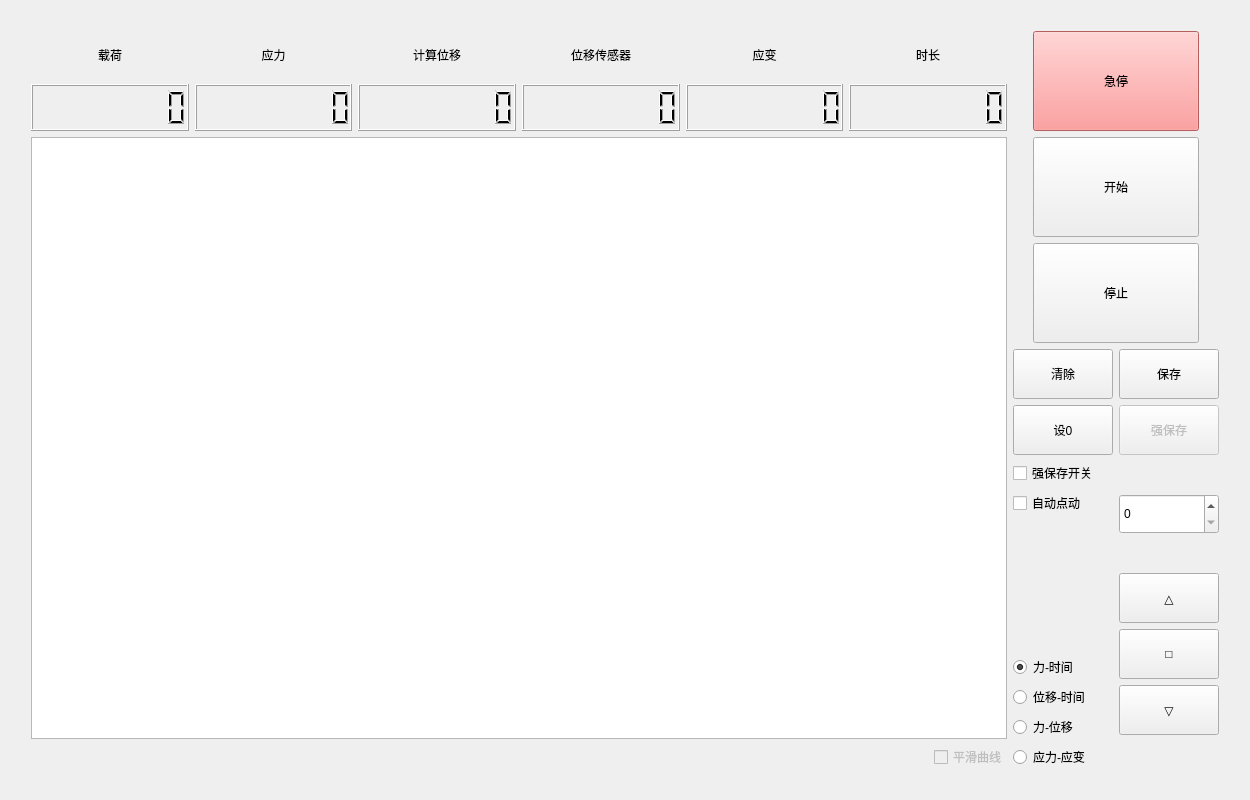
Old version of the form testwidget.ui in the repository Mr-tang0/TCP-basedmaterial-tensile-testing-machine-control-system.
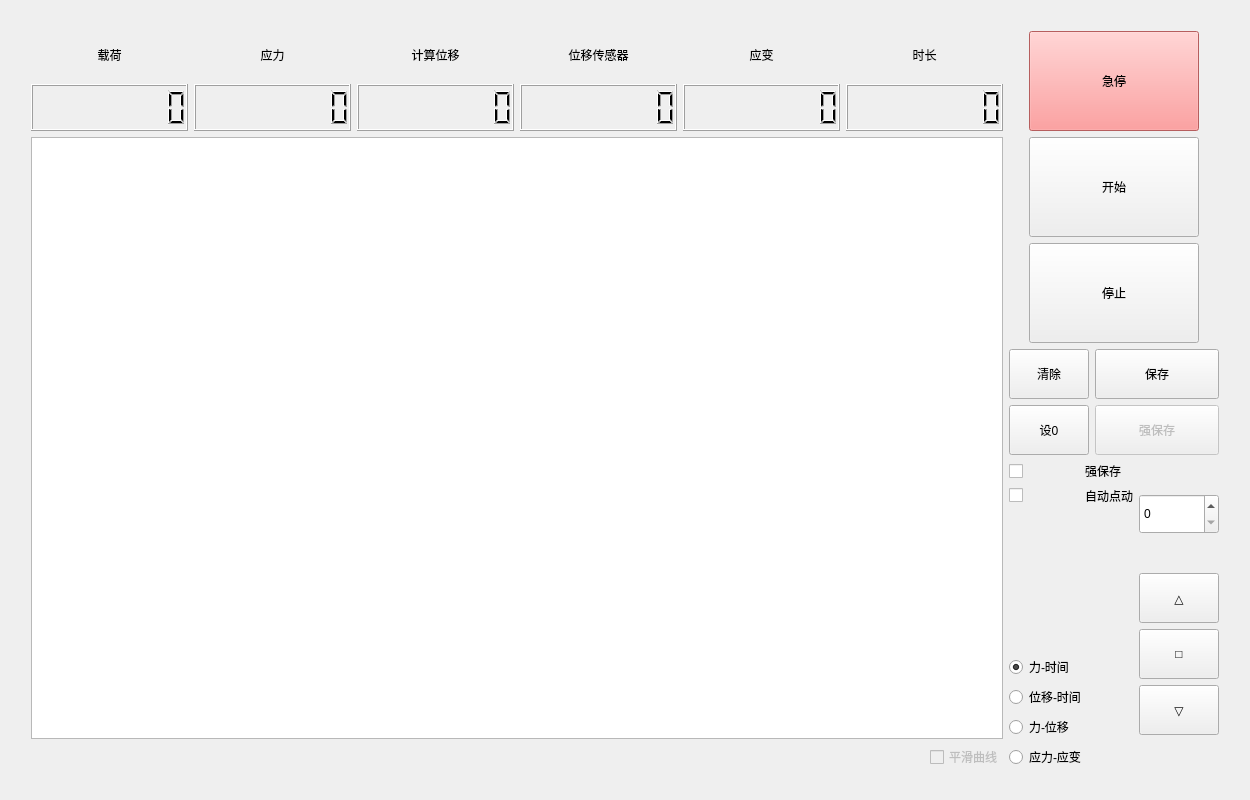
New version of the form. Custom widgets are drawn as their Qt base class.

Diff of the .ui file:
```diff
--- a/testwidget.ui
+++ b/testwidget.ui
@@ -50,7 +50,7 @@
     </spacer>
    </item>
    <item row="1" column="1">
-    <layout class="QHBoxLayout" name="horizontalLayout_4" stretch="12,2">
+    <layout class="QHBoxLayout" name="horizontalLayout_4" stretch="18,1">
      <item>
       <layout class="QVBoxLayout" name="verticalLayout_12" stretch="2,12,0">
        <item>
@@ -74,11 +74,14 @@
              </item>
              <item>
               <widget class="myLcdNumber" name="load">
+               <property name="minimumSize">
+                <size>
+                 <width>140</width>
+                 <height>0</height>
+                </size>
+               </property>
                <property name="styleSheet">
-                <string notr="true">QLabel{
-	background-color: rgb(255, 0, 0);
-color: rgb(255, 0, 4);
-}
+                <string notr="true">font: 20pt &quot;Microsoft YaHei UI&quot;;
 </string>
                </property>
                <property name="digitCount">
@@ -105,6 +108,12 @@
              </item>
              <item>
               <widget class="myLcdNumber" name="stress">
+               <property name="minimumSize">
+                <size>
+                 <width>140</width>
+                 <height>0</height>
+                </size>
+               </property>
                <property name="digitCount">
                 <number>8</number>
                </property>
@@ -129,6 +138,12 @@
              </item>
              <item>
               <widget class="myLcdNumber" name="displacement">
+               <property name="minimumSize">
+                <size>
+                 <width>140</width>
+                 <height>0</height>
+                </size>
+               </property>
                <property name="digitCount">
                 <number>8</number>
                </property>
@@ -153,6 +168,12 @@
              </item>
              <item>
               <widget class="myLcdNumber" name="displacement_sensors">
+               <property name="minimumSize">
+                <size>
+                 <width>140</width>
+                 <height>0</height>
+                </size>
+               </property>
                <property name="smallDecimalPoint">
                 <bool>false</bool>
                </property>
@@ -180,6 +201,15 @@
              </item>
              <item>
               <widget class="myLcdNumber" name="strain">
+               <property name="minimumSize">
+                <size>
+                 <width>140</width>
+                 <height>0</height>
+                </size>
+               </property>
+               <property name="styleSheet">
+                <string notr="true">font: 700 9pt &quot;Microsoft YaHei UI&quot;;</string>
+               </property>
                <property name="smallDecimalPoint">
                 <bool>false</bool>
                </property>
@@ -207,6 +237,12 @@
              </item>
              <item>
               <widget class="myLcdNumber" name="Duration">
+               <property name="minimumSize">
+                <size>
+                 <width>140</width>
+                 <height>0</height>
+                </size>
+               </property>
                <property name="digitCount">
                 <number>8</number>
                </property>
@@ -343,7 +379,7 @@
             <widget class="QPushButton" name="clearTest">
              <property name="minimumSize">
               <size>
-               <width>100</width>
+               <width>80</width>
                <height>50</height>
               </size>
              </property>
@@ -359,7 +395,7 @@
             <widget class="QPushButton" name="saveTest">
              <property name="minimumSize">
               <size>
-               <width>100</width>
+               <width>80</width>
                <height>50</height>
               </size>
              </property>
@@ -375,7 +411,7 @@
             <widget class="QPushButton" name="setLengthZero">
              <property name="minimumSize">
               <size>
-               <width>100</width>
+               <width>80</width>
                <height>50</height>
               </size>
              </property>
@@ -394,7 +430,7 @@
              </property>
              <property name="minimumSize">
               <size>
-               <width>100</width>
+               <width>80</width>
                <height>50</height>
               </size>
              </property>
@@ -415,18 +451,52 @@
          <item>
           <layout class="QVBoxLayout" name="verticalLayout_6">
            <item>
-            <widget class="QCheckBox" name="mutiSaveOpen">
-             <property name="text">
-              <string>强保存开关</string>
-             </property>
-            </widget>
+            <layout class="QHBoxLayout" name="horizontalLayout_6">
+             <item>
+              <widget class="QtMaterialToggle" name="mutiSaveOpen">
+               <property name="minimumSize">
+                <size>
+                 <width>70</width>
+                 <height>0</height>
+                </size>
+               </property>
+               <property name="text">
+                <string> </string>
+               </property>
+              </widget>
+             </item>
+             <item>
+              <widget class="QLabel" name="label_2">
+               <property name="text">
+                <string>强保存  </string>
+               </property>
+              </widget>
+             </item>
+            </layout>
            </item>
            <item>
-            <widget class="QCheckBox" name="autoMove">
-             <property name="text">
-              <string>自动点动</string>
-             </property>
-            </widget>
+            <layout class="QHBoxLayout" name="horizontalLayout_7">
+             <item>
+              <widget class="QtMaterialToggle" name="autoMove">
+               <property name="minimumSize">
+                <size>
+                 <width>70</width>
+                 <height>0</height>
+                </size>
+               </property>
+               <property name="text">
+                <string/>
+               </property>
+              </widget>
+             </item>
+             <item>
+              <widget class="QLabel" name="label_3">
+               <property name="text">
+                <string>自动点动</string>
+               </property>
+              </widget>
+             </item>
+            </layout>
            </item>
            <item>
             <spacer name="verticalSpacer_3">
@@ -614,7 +684,12 @@
   <customwidget>
    <class>myLcdNumber</class>
    <extends>QLCDNumber</extends>
-   <header location="global">mylcdnumber.h</header>
+   <header>mylcdnumber.h</header>
+  </customwidget>
+  <customwidget>
+   <class>QtMaterialToggle</class>
+   <extends>QCheckBox</extends>
+   <header>qtmaterialtoggle.h</header>
   </customwidget>
  </customwidgets>
  <resources/>
```
Left out of the diff: 12 changed lines with no effect on the pictures.
